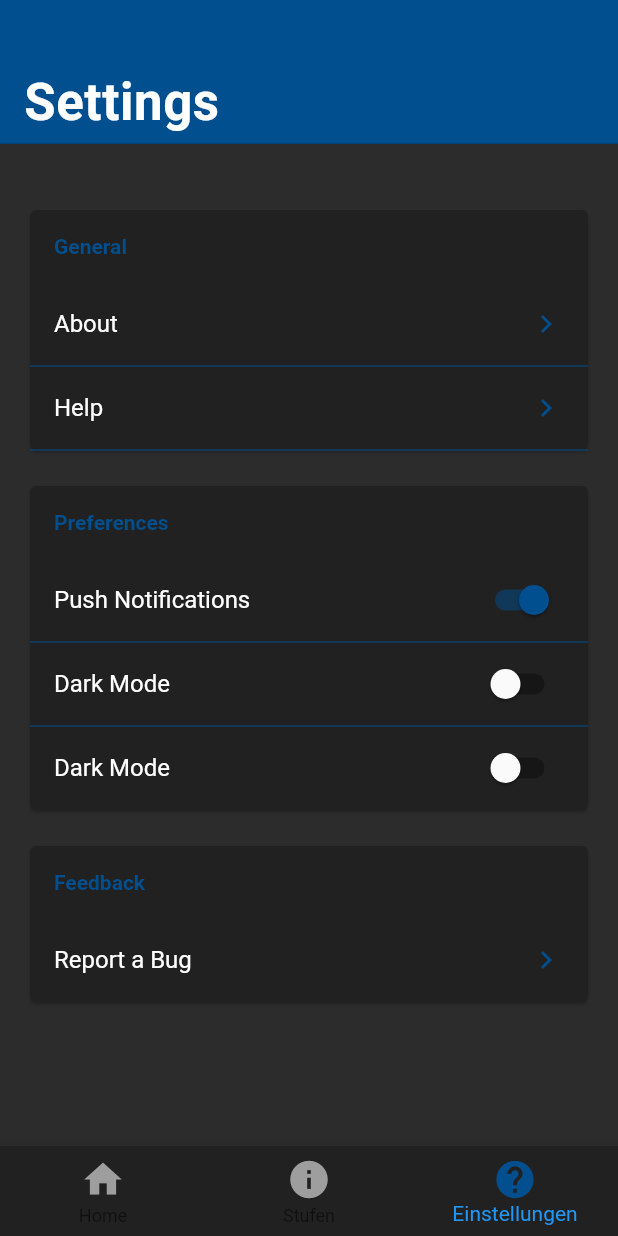
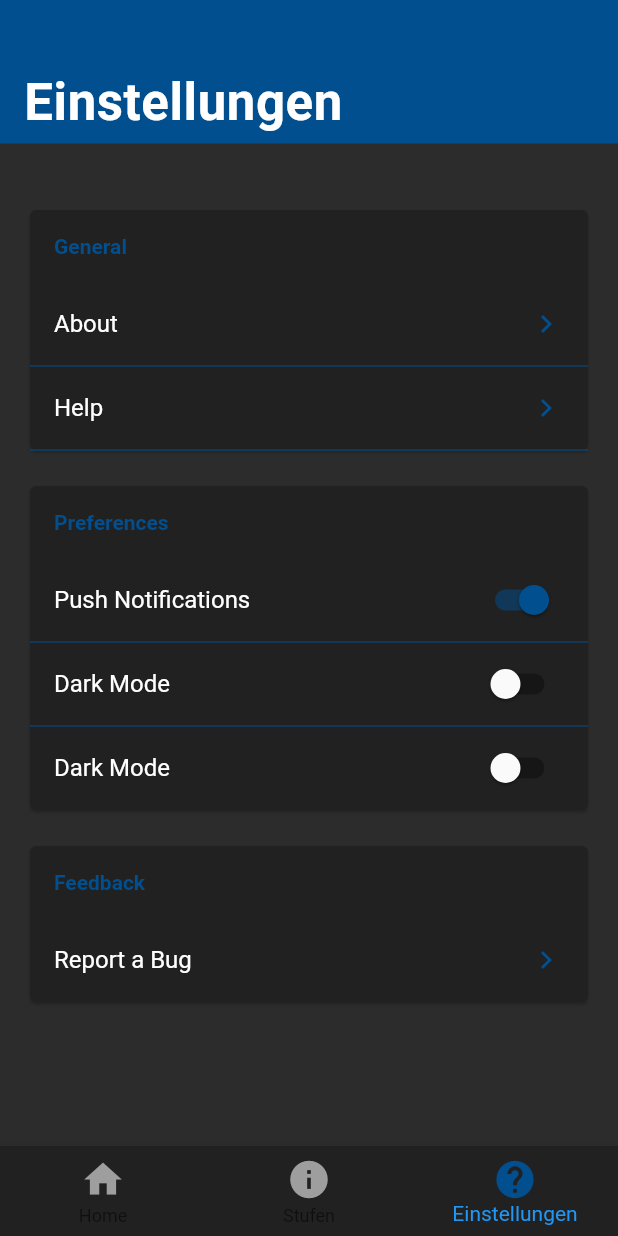
Before and after one commit to Pfadi-Nunenen/nuenenen_app, a Flutter app: the screen it shows after launch, item 3 of the bottom bar chosen, on a phone screen of 412 x 824 dp. Run offline on Flutter 3.47's test engine with Material 2 defaults, Android fonts, the phone set to English and light mode, and no system bars; our stand-ins replace firebase_messaging, fluro, flutter_html, webview_flutter; accounts and stored records are empty; Roboto replaces fonts that are missing (Product Sans); statements that could not run were skipped.

Commit message:
Try on iOS & correct titles

```diff
--- a/lib/screens/biber/biber_page.dart
+++ b/lib/screens/biber/biber_page.dart
@@ -59,7 +59,7 @@ class _BiberPage extends State<BiberPage>{
 			  return [
 				  new CupertinoSliverNavigationBar(
 					  largeTitle: new Text(
-						  "Settings",
+						  "Biberstein",
 						  style: TextStyle(
 								  color: Colors.white
 						  ),
--- a/lib/screens/home/home_page.dart
+++ b/lib/screens/home/home_page.dart
@@ -16,7 +16,7 @@ class _HomePageState extends State<HomePage> {
 		    return [
 			    new CupertinoSliverNavigationBar(
 				    largeTitle: new Text(
-					    "Settings",
+					    "Pfadi Nünenen",
 					    style: TextStyle(
 							    color: Colors.white
 					    ),
--- a/lib/screens/pfadi/aetna_page.dart
+++ b/lib/screens/pfadi/aetna_page.dart
@@ -59,7 +59,7 @@ class _AetnaPage extends State<AetnaPage>{
 				return [
 					new CupertinoSliverNavigationBar(
 						largeTitle: new Text(
-							"Settings",
+							"Aetna",
 							style: TextStyle(
 									color: Colors.white
 							),
--- a/lib/screens/settings/about_page.dart
+++ b/lib/screens/settings/about_page.dart
@@ -53,7 +53,7 @@ class _AboutPageState extends State<AboutPage> {
 					actionsForegroundColor: Colors.white,
 					previousPageTitle: "Settings",
 					middle: new Text(
-						"About",
+						"Über die APP",
 						style: TextStyle(
 								color: Colors.white
 						),
--- a/lib/screens/settings/help_page.dart
+++ b/lib/screens/settings/help_page.dart
@@ -17,7 +17,7 @@ class _HelpPageState extends State<HelpPage> {
 				actionsForegroundColor: Colors.white,
 				previousPageTitle: "Settings",
 				middle: new Text(
-					"Help",
+					"Hilfe",
 					style: TextStyle(
 							color: Colors.white
 					),
--- a/lib/screens/settings/settings_page.dart
+++ b/lib/screens/settings/settings_page.dart
@@ -20,7 +20,7 @@ class _SettingsPageState extends State<SettingsPage>{
 				return [
 					new CupertinoSliverNavigationBar(
 						largeTitle: new Text(
-							"Settings",
+							"Einstellungen",
 							style: TextStyle(
 									color: Colors.white
 							),
--- a/lib/screens/wolf/wolf_page.dart
+++ b/lib/screens/wolf/wolf_page.dart
@@ -59,7 +59,7 @@ class _WolfPage extends State<WolfPage>{
 			  return [
 				  new CupertinoSliverNavigationBar(
 					  largeTitle: new Text(
-						  "Saturn",
+						  "Phönix",
 						  style: TextStyle(
 								  color: Colors.white
 						  ),
```
Also changed, not shown: 1 other file.
